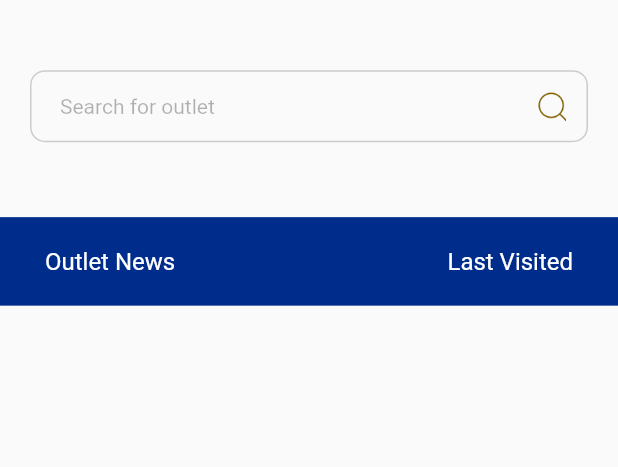
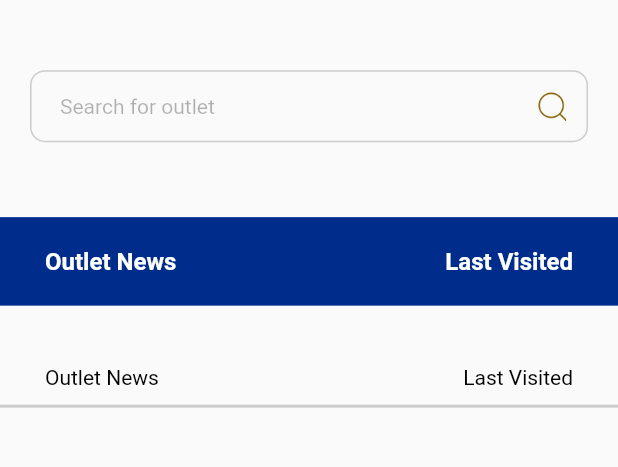
Before and after one commit to ObiVictorChibuike/Dexter_customer, a Flutter app: the OutletsScreen screen opened by its route, on a phone screen of 412 x 824 dp, the part 95-562 px from its top. Run offline on Flutter 3.47's test engine with Material 2 defaults, Android fonts, the phone set to English and light mode, and no system bars; our stand-ins replace dropdown_textfield; Roboto replaces fonts that are missing (neueplak).

Commit message:
Working on form

```diff
--- a/lib/features/outlets/screens/outlets_screen.dart
+++ b/lib/features/outlets/screens/outlets_screen.dart
@@ -3,6 +3,7 @@ import 'package:nettapp/core/app_colors/app_colors.dart';
 import 'package:nettapp/core/widgets/text_widget.dart';
 import 'package:nettapp/features/auth/widgets/app_bar_row.dart';
 import 'package:nettapp/features/auth/widgets/input_field_widget.dart';
+import 'package:nettapp/features/outlets/widgets/outlet_item.dart';
 
 class OutletsScreen extends StatelessWidget {
   const OutletsScreen({super.key});
@@ -68,7 +69,7 @@ class OutletsWidget extends StatelessWidget {
       children: [
         Container(
           padding: const EdgeInsets.symmetric(horizontal: 30, vertical: 20),
-          margin: const EdgeInsets.symmetric(vertical: 50),
+          margin: const EdgeInsets.only(top: 50, bottom: 20),
           decoration: const BoxDecoration(color: AppColors.blue),
           child: const Row(
             mainAxisAlignment: MainAxisAlignment.spaceBetween,
@@ -76,11 +77,17 @@ class OutletsWidget extends StatelessWidget {
               TextWidget(
                 text: "Outlet News",
                 color: Colors.white,
+                fontWeight: FontWeight.bold,
               ),
-              TextWidget(text: "Last Visited", color: Colors.white),
+              TextWidget(
+                text: "Last Visited",
+                color: Colors.white,
+                fontWeight: FontWeight.bold,
+              ),
             ],
           ),
-        )
+        ),
+        const OutletItem()
       ],
     );
   }
--- /dev/null
+++ b/lib/features/outlets/widgets/outlet_item.dart
@@ -0,0 +1,31 @@
+import 'package:flutter/material.dart';
+import 'package:nettapp/core/app_colors/app_colors.dart';
+import 'package:nettapp/core/widgets/text_widget.dart';
+
+class OutletItem extends StatelessWidget {
+  const OutletItem({super.key});
+
+  @override
+  Widget build(BuildContext context) {
+    return Container(
+      decoration: const BoxDecoration(
+          border:
+              Border(bottom: BorderSide(width: 2, color: AppColors.inputGrey))),
+      padding: const EdgeInsets.symmetric(horizontal: 30, vertical: 10),
+      margin: const EdgeInsets.only(top: 10),
+      child: const Row(
+        mainAxisAlignment: MainAxisAlignment.spaceBetween,
+        children: [
+          TextWidget(
+            text: "Outlet News",
+            fontSize: 14,
+          ),
+          TextWidget(
+            text: "Last Visited",
+            fontSize: 14,
+          ),
+        ],
+      ),
+    );
+  }
+}
```
